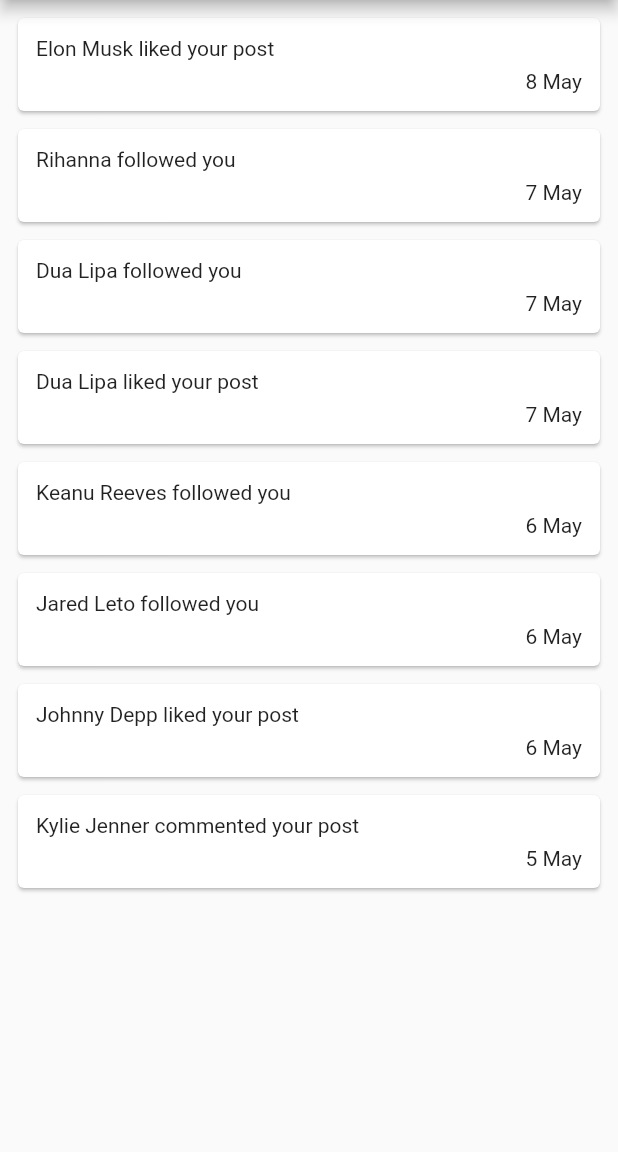
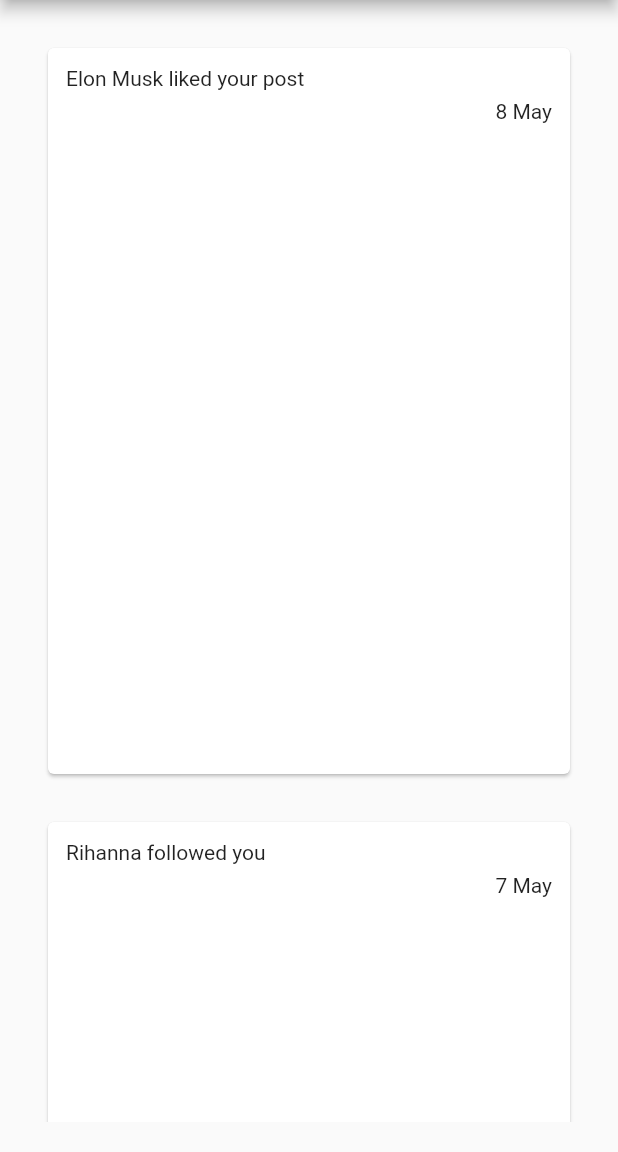
Before and after one commit to NacNaktu/CS310-App, a Flutter app: the Not screen opened by its route, on a phone screen of 412 x 824 dp, the part 84-1236 px from its top. Run offline on Flutter 3.47's test engine with Material 2 defaults, Android fonts, the phone set to English and light mode, and no system bars; our stand-ins replace email_validator, shared_preferences; accounts and stored records are empty; network calls fail.

Commit message:
recent changes

```diff
--- a/lib/main.dart
+++ b/lib/main.dart
@@ -20,7 +20,7 @@ void main() => runApp(MaterialApp(
     '/login': (context) => Login(),
     '/signup': (context) => SignUp(),
     '/search': (context) => Search(),
-    '/not' : (context) => Not(),
+    '/notification' : (context) => Not(),
     '/profile' : (context) => Profile(),
     '/feed' : (context) => Feed(),
     '/psettings' : (context) => ProfileSettings(),
--- a/lib/routes/notification.dart
+++ b/lib/routes/notification.dart
@@ -1,6 +1,6 @@
 import 'package:cs310_app/models/notification_card.dart';
-import 'package:cs310_app/utils/classes.dart';
 import 'package:cs310_app/utils/color.dart';
+import 'package:cs310_app/utils/grid_view.dart';
 import 'package:flutter/material.dart';
 
 
@@ -10,17 +10,7 @@ class Not extends StatefulWidget {
 }
 
 class _NotState extends State<Not> {
-  List<Notif> nots = [
-    Notif(note: 'Elon Musk liked your post', date: '8 May'),
-    Notif(note: 'Rihanna followed you', date: '7 May'),
-    Notif(note: 'Dua Lipa followed you', date: '7 May'),
-    Notif(note: 'Dua Lipa liked your post', date: '7 May'),
-    Notif(note: 'Keanu Reeves followed you', date: '6 May'),
-    Notif(note: 'Jared Leto followed you', date: '6 May'),
-    Notif(note: 'Johnny Depp liked your post', date: '6 May'),
-    Notif(note: 'Kylie Jenner commented your post', date: '5 May'),
 
-  ];
 
   @override
   Widget build(BuildContext context) {
@@ -31,7 +21,28 @@ class _NotState extends State<Not> {
           backgroundColor: AppColors.appBarColour,
         ),
         body: Column(
-          children: nots.map((notif) => NotCard(notif: notif)).toList(),
+          children: [
+            Expanded(
+              flex: 1,
+              child: Padding(
+                padding: const EdgeInsets.symmetric(
+                  horizontal: 20,
+                  vertical: 20,
+                ),
+                child: GridView.builder(
+                    itemCount: nots.length,
+                    gridDelegate: SliverGridDelegateWithFixedCrossAxisCount(
+                      crossAxisCount: 1,
+                      mainAxisSpacing: 20,
+                      crossAxisSpacing: 20,
+                      childAspectRatio: 0.75,
+                    ),
+                    itemBuilder: (context, index) => NotCard(
+                      notif: nots[index],
+                    )),
+              ),
+            ),
+          ],
         ));
   }
 }
--- a/lib/utils/classes.dart
+++ b/lib/utils/classes.dart
@@ -38,18 +38,7 @@ class Comment {
 class Notif {
   String note;
   String date;
+  User reason;
 
   Notif({this.note, this.date});
 }
-
-
-
-
-
-
-
-class NotifCard {
-  String message, follow, like;
-
-  NotifCard({this.message, this.follow, this.like});
-}
--- a/lib/utils/grid_view.dart
+++ b/lib/utils/grid_view.dart
@@ -47,3 +47,15 @@ List<Post> feedPost = [
   ),
 
 ];
+
+List<Notif> nots = [
+  Notif(note: 'Elon Musk liked your post', date: '8 May'),
+  Notif(note: 'Rihanna followed you', date: '7 May'),
+  Notif(note: 'Dua Lipa followed you', date: '7 May'),
+  Notif(note: 'Dua Lipa liked your post', date: '7 May'),
+  Notif(note: 'Keanu Reeves followed you', date: '6 May'),
+  Notif(note: 'Jared Leto followed you', date: '6 May'),
+  Notif(note: 'Johnny Depp liked your post', date: '6 May'),
+  Notif(note: 'Kylie Jenner commented your post', date: '5 May'),
+
+];
```
Also changed, not shown: lib/objects/Notif.dart (+24 -53 lines).
